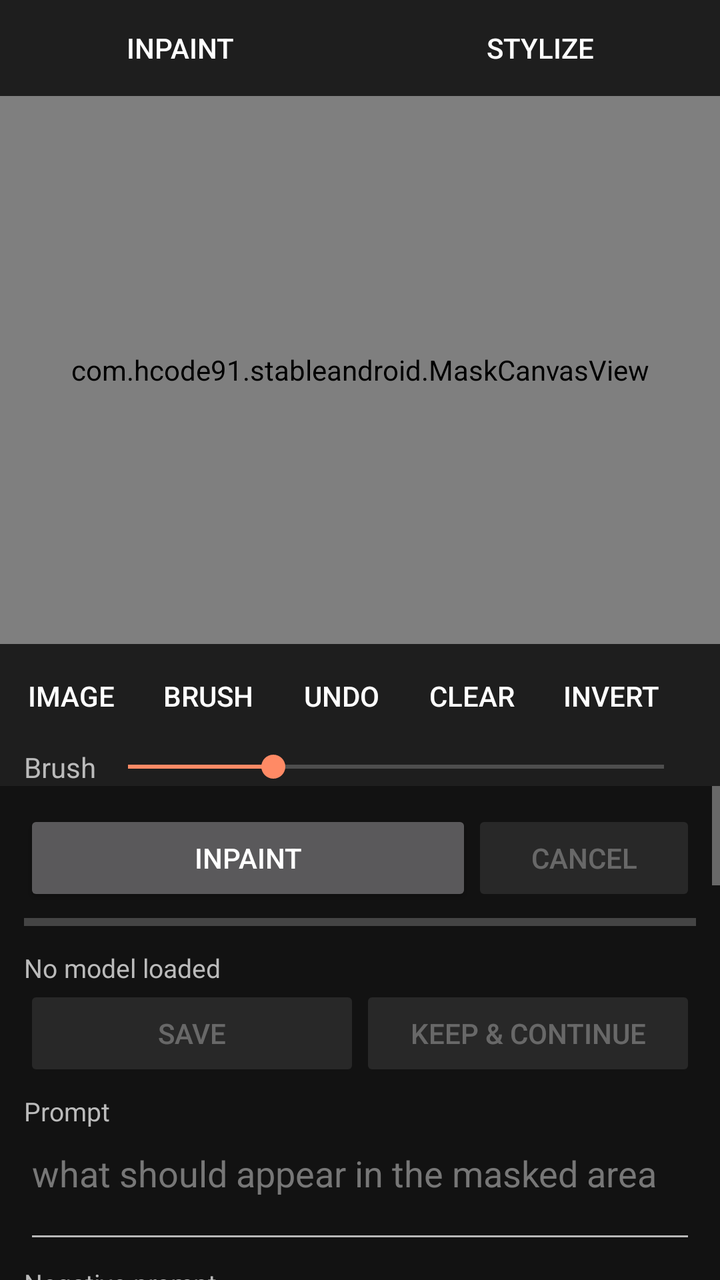
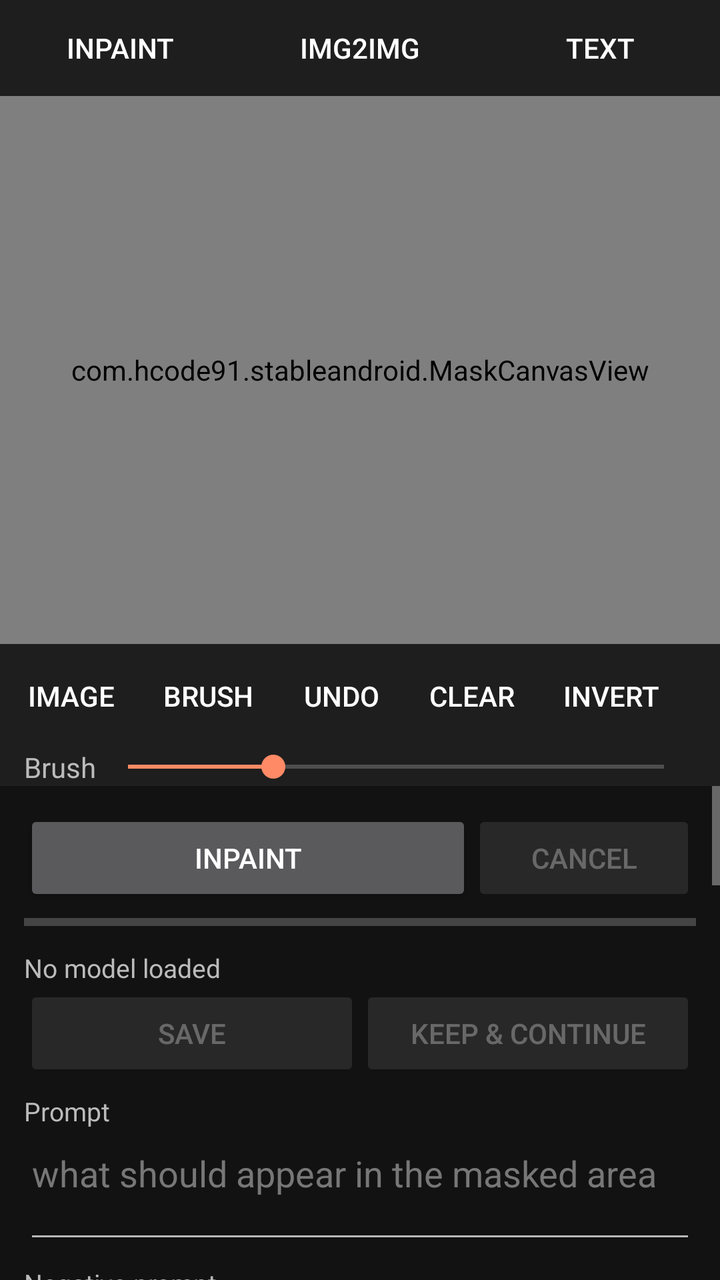

The first picture is an Android layout as it rendered before a commit; the second is the same layout after the commit. The layout source and the unified diff follow.
<!-- AndroidManifest.xml: application theme AppTheme -->
<!-- res/layout/activity_main.xml -->
<?xml version="1.0" encoding="utf-8"?>
<LinearLayout xmlns:android="http://schemas.android.com/apk/res/android"
    android:id="@+id/root"
    android:layout_width="match_parent"
    android:layout_height="match_parent"
    android:background="#121212"
    android:orientation="vertical">

    <LinearLayout
        android:layout_width="match_parent"
        android:layout_height="wrap_content"
        android:background="#1E1E1E"
        android:orientation="horizontal">

        <Button
            android:id="@+id/btnTabInpaint"
            style="@style/TabBtn"
            android:text="Inpaint" />

        <Button
            android:id="@+id/btnTabCreate"
            style="@style/TabBtn"
            android:text="Stylize" />
    </LinearLayout>

    <com.hcode91.stableandroid.MaskCanvasView
        android:id="@+id/canvas"
        android:layout_width="match_parent"
        android:layout_height="0dp"
        android:layout_weight="1"
        android:background="#000000" />

    
    <HorizontalScrollView
        android:id="@+id/rowTools"
        android:layout_width="match_parent"
        android:layout_height="wrap_content"
        android:background="#1E1E1E"
        android:scrollbars="none">

        <LinearLayout
            android:layout_width="wrap_content"
            android:layout_height="wrap_content"
            android:gravity="center_vertical"
            android:orientation="horizontal"
            android:padding="2dp">

            <Button android:id="@+id/btnImage" style="@style/ToolBtn" android:text="Image" />
            <Button android:id="@+id/btnBrush" style="@style/ToolBtn" android:text="Brush" />
            <Button android:id="@+id/btnUndo" style="@style/ToolBtn" android:text="Undo" />
            <Button android:id="@+id/btnClear" style="@style/ToolBtn" android:text="Clear" />
            <Button android:id="@+id/btnInvert" style="@style/ToolBtn" android:text="Invert" />
            <Button android:id="@+id/btnFit" style="@style/ToolBtn" android:text="Fit" />
            <Button android:id="@+id/btnToggle" style="@style/ToolBtn" android:text="Result" />
        </LinearLayout>
    </HorizontalScrollView>

    <LinearLayout
        android:id="@+id/rowBrush"
        android:layout_width="match_parent"
        android:layout_height="wrap_content"
        android:background="#1E1E1E"
        android:gravity="center_vertical"
        android:orientation="horizontal"
        android:paddingStart="12dp"
        android:paddingEnd="12dp">

        <TextView
            android:layout_width="wrap_content"
            android:layout_height="wrap_content"
            android:text="Brush"
            android:textColor="#BBBBBB" />

        <SeekBar
            android:id="@+id/seekBrush"
            android:layout_width="0dp"
            android:layout_height="wrap_content"
            android:layout_weight="1"
            android:max="200"
            android:min="8"
            android:progress="60" />
    </LinearLayout>

    <ScrollView
        android:id="@+id/settingsScroll"
        android:layout_width="match_parent"
        android:layout_height="0dp"
        android:layout_weight="0.9"
        android:fillViewport="true">

        <LinearLayout
            android:layout_width="match_parent"
            android:layout_height="wrap_content"
            android:orientation="vertical"
            android:padding="12dp">

            
            <LinearLayout
                android:layout_width="match_parent"
                android:layout_height="wrap_content"
                android:orientation="horizontal">

                <Button
                    android:id="@+id/btnGenerate"
                    android:layout_width="0dp"
                    android:layout_height="wrap_content"
                    android:layout_weight="2"
                    android:text="Inpaint" />

                <Button
                    android:id="@+id/btnCancel"
                    android:layout_width="0dp"
                    android:layout_height="wrap_content"
                    android:layout_weight="1"
                    android:enabled="false"
                    android:text="Cancel" />
            </LinearLayout>

            <ProgressBar
                android:id="@+id/progress"
                style="@android:style/Widget.Material.ProgressBar.Horizontal"
                android:layout_width="match_parent"
                android:layout_height="wrap_content"
                android:max="100" />

            <TextView
                android:id="@+id/txtStatus"
                style="@style/Label"
                android:text="No model loaded" />

            <LinearLayout
                android:id="@+id/rowResults"
                android:layout_width="match_parent"
                android:layout_height="wrap_content"
                android:gravity="center_vertical"
                android:orientation="horizontal"
                android:visibility="gone">

                <Button
                    android:id="@+id/btnPrev"
                    android:layout_width="wrap_content"
                    android:layout_height="wrap_content"
                    android:text="◀" />

                <TextView
                    android:id="@+id/txtResult"
                    android:layout_width="0dp"
                    android:layout_height="wrap_content"
                    android:layout_weight="1"
                    android:gravity="center"
                    android:textColor="#FFFFFF"
                    android:textSize="15sp" />

                <Button
                    android:id="@+id/btnNext"
                    android:layout_width="wrap_content"
                    android:layout_height="wrap_content"
                    android:text="▶" />
            </LinearLayout>

            <LinearLayout
                android:layout_width="match_parent"
                android:layout_height="wrap_content"
                android:orientation="horizontal">

                <Button
                    android:id="@+id/btnSave"
                    android:layout_width="0dp"
                    android:layout_height="wrap_content"
                    android:layout_weight="1"
                    android:enabled="false"
                    android:text="Save" />

                <Button
                    android:id="@+id/btnUseResult"
                    android:layout_width="0dp"
                    android:layout_height="wrap_content"
                    android:layout_weight="1"
                    android:enabled="false"
                    android:text="Keep &amp; continue" />
            </LinearLayout>

            
            <TextView style="@style/Label" android:text="Prompt" />
            <EditText
                android:id="@+id/editPrompt"
                style="@style/Field"
                android:gravity="top"
                android:hint="what should appear in the masked area"
                android:inputType="textMultiLine|textCapSentences"
                android:minLines="2" />

            <TextView style="@style/Label" android:text="Negative prompt" />
            <EditText
                android:id="@+id/editNegative"
                style="@style/Field"
                android:gravity="top"
                android:inputType="textMultiLine"
                android:minLines="1" />

            
            <LinearLayout
                android:id="@+id/rowCreate"
                android:layout_width="match_parent"
                android:layout_height="wrap_content"
                android:gravity="bottom"
                android:orientation="horizontal"
                android:visibility="gone">

                <LinearLayout style="@style/Cell" android:layout_weight="2">
                    <TextView style="@style/Label" android:text="Style" />
                    <Spinner android:id="@+id/spinStyle" style="@style/Spin" />
                </LinearLayout>

                <Button
                    android:id="@+id/btnStylePhoto"
                    android:layout_width="wrap_content"
                    android:layout_height="wrap_content"
                    android:text="Photo" />
            </LinearLayout>

            
            <LinearLayout
                android:layout_width="match_parent"
                android:layout_height="wrap_content"
                android:orientation="horizontal">

                <LinearLayout style="@style/Cell">
                    <TextView style="@style/Label" android:text="Steps" />
                    <EditText android:id="@+id/editSteps" style="@style/Field" android:inputType="number" android:text="20" />
                </LinearLayout>

                <LinearLayout style="@style/Cell">
                    <TextView style="@style/Label" android:text="CFG" />
                    <EditText android:id="@+id/editCfg" style="@style/Field" android:inputType="numberDecimal" android:text="7" />
                </LinearLayout>

                <LinearLayout android:id="@+id/cellStrength" style="@style/Cell">
                    <TextView style="@style/Label" android:text="Denoise" />
                    <EditText android:id="@+id/editStrength" style="@style/Field" android:inputType="numberDecimal" android:text="1.0" />
                </LinearLayout>
            </LinearLayout>

            <LinearLayout
                android:layout_width="match_parent"
                android:layout_height="wrap_content"
                android:gravity="bottom"
                android:orientation="horizontal">

                <LinearLayout style="@style/Cell" android:layout_weight="2">
                    <TextView style="@style/Label" android:text="Seed (-1 = random)" />
                    <EditText android:id="@+id/editSeed" style="@style/Field" android:inputType="numberSigned" android:text="-1" />
                </LinearLayout>

                <LinearLayout style="@style/Cell">
                    <TextView style="@style/Label" android:text="Images" />
                    <EditText android:id="@+id/editImages" style="@style/Field" android:inputType="number" android:text="3" />
                </LinearLayout>

                <Button
                    android:id="@+id/btnLastSeed"
                    android:layout_width="wrap_content"
                    android:layout_height="wrap_content"
                    android:text="Reuse last" />
            </LinearLayout>

            <LinearLayout
                android:layout_width="match_parent"
                android:layout_height="wrap_content"
                android:orientation="horizontal">

                <LinearLayout style="@style/Cell">
                    <TextView style="@style/Label" android:text="Sampler" />
                    <Spinner android:id="@+id/spinSampler" style="@style/Spin" />
                </LinearLayout>

                <LinearLayout style="@style/Cell">
                    <TextView style="@style/Label" android:text="Scheduler" />
                    <Spinner android:id="@+id/spinScheduler" style="@style/Spin" />
                </LinearLayout>
            </LinearLayout>

            <LinearLayout
                android:id="@+id/rowInpaintSize"
                android:layout_width="match_parent"
                android:layout_height="wrap_content"
                android:orientation="horizontal">

                <LinearLayout style="@style/Cell">
                    <TextView style="@style/Label" android:text="Working size" />
                    <Spinner android:id="@+id/spinSize" style="@style/Spin" />
                </LinearLayout>

                <LinearLayout android:id="@+id/cellArea" style="@style/Cell">
                    <TextView style="@style/Label" android:text="Inpaint area" />
                    <Spinner android:id="@+id/spinArea" style="@style/Spin" />
                </LinearLayout>
            </LinearLayout>

            <CheckBox
                android:id="@+id/chkBlend"
                android:layout_width="wrap_content"
                android:layout_height="wrap_content"
                android:checked="true"
                android:text="Only change the masked area (blend edges)"
                android:textColor="#DDDDDD" />

            
            <TextView style="@style/Header" android:text="Model" />

            <TextView
                android:id="@+id/txtModel"
                style="@style/Label"
                android:text="No .safetensors chosen" />

            <LinearLayout
                android:layout_width="match_parent"
                android:layout_height="wrap_content"
                android:orientation="horizontal">

                <Button
                    android:id="@+id/btnChooseModel"
                    android:layout_width="0dp"
                    android:layout_height="wrap_content"
                    android:layout_weight="1"
                    android:text="Choose model" />

                <Button
                    android:id="@+id/btnLoadModel"
                    android:layout_width="0dp"
                    android:layout_height="wrap_content"
                    android:layout_weight="1"
                    android:text="Load" />
            </LinearLayout>

            <TextView
                android:id="@+id/txtLora"
                style="@style/Label"
                android:text="LoRA: none" />

            <LinearLayout
                android:layout_width="match_parent"
                android:layout_height="wrap_content"
                android:gravity="bottom"
                android:orientation="horizontal">

                <Button
                    android:id="@+id/btnChooseLora"
                    android:layout_width="0dp"
                    android:layout_height="wrap_content"
                    android:layout_weight="1"
                    android:text="Choose LoRA" />

                <Button
                    android:id="@+id/btnClearLora"
                    android:layout_width="wrap_content"
                    android:layout_height="wrap_content"
                    android:text="Remove" />

                <LinearLayout style="@style/Cell">
                    <TextView style="@style/Label" android:text="Strength" />
                    <EditText android:id="@+id/editLoraStrength" style="@style/Field" android:inputType="numberDecimal" android:text="1.0" />
                </LinearLayout>
            </LinearLayout>

            <TextView style="@style/Label" android:text="Run on" />
            <Spinner android:id="@+id/spinCompute" style="@style/Spin" />

            <TextView
                android:id="@+id/txtDriver"
                style="@style/Label"
                android:text="GPU driver: system" />

            <LinearLayout
                android:layout_width="match_parent"
                android:layout_height="wrap_content"
                android:orientation="horizontal">

                <Button
                    android:id="@+id/btnInstallDriver"
                    android:layout_width="0dp"
                    android:layout_height="wrap_content"
                    android:layout_weight="1"
                    android:text="Install Turnip (.zip)" />

                <Button
                    android:id="@+id/btnRemoveDriver"
                    android:layout_width="0dp"
                    android:layout_height="wrap_content"
                    android:layout_weight="1"
                    android:text="Use system driver" />
            </LinearLayout>

            <CheckBox
                android:id="@+id/chkGpuF32"
                android:layout_width="wrap_content"
                android:layout_height="wrap_content"
                android:checked="false"
                android:text="GPU full precision (slower; try if images come out grey or black; applies after restart)"
                android:textColor="#DDDDDD" />

            <CheckBox
                android:id="@+id/chkGpuSafe"
                android:layout_width="wrap_content"
                android:layout_height="wrap_content"
                android:checked="true"
                android:text="GPU safe mode (avoids shaders some drivers can't build; applies after restart)"
                android:textColor="#DDDDDD" />

            <LinearLayout
                android:layout_width="match_parent"
                android:layout_height="wrap_content"
                android:orientation="horizontal">

                <LinearLayout style="@style/Cell" android:layout_weight="2">
                    <TextView style="@style/Label" android:text="Weights in memory" />
                    <Spinner android:id="@+id/spinWeights" style="@style/Spin" />
                </LinearLayout>

                <LinearLayout style="@style/Cell">
                    <TextView style="@style/Label" android:text="Threads" />
                    <EditText android:id="@+id/editThreads" style="@style/Field" android:inputType="number" />
                </LinearLayout>
            </LinearLayout>

            <LinearLayout
                android:layout_width="match_parent"
                android:layout_height="wrap_content"
                android:orientation="horizontal">

                <LinearLayout style="@style/Cell">
                    <TextView style="@style/Label" android:text="CLIP skip" />
                    <EditText android:id="@+id/editClipSkip" style="@style/Field" android:inputType="numberSigned" android:text="-1" />
                </LinearLayout>

                <LinearLayout style="@style/Cell" android:layout_weight="2">
                    <CheckBox
                        android:id="@+id/chkFlash"
                        android:layout_width="wrap_content"
                        android:layout_height="wrap_content"
                        android:checked="true"
                        android:text="Flash attention"
                        android:textColor="#DDDDDD" />

                    <CheckBox
                        android:id="@+id/chkFastVae"
                        android:layout_width="wrap_content"
                        android:layout_height="wrap_content"
                        android:checked="true"
                        android:text="Fast VAE (TAESD)"
                        android:textColor="#DDDDDD" />

                    <CheckBox
                        android:id="@+id/chkTiling"
                        android:layout_width="wrap_content"
                        android:layout_height="wrap_content"
                        android:checked="true"
                        android:text="Tiled VAE (less RAM)"
                        android:textColor="#DDDDDD" />

                    <CheckBox
                        android:id="@+id/chkMmap"
                        android:layout_width="wrap_content"
                        android:layout_height="wrap_content"
                        android:checked="false"
                        android:text="Memory-map file"
                        android:textColor="#DDDDDD" />
                </LinearLayout>
            </LinearLayout>

            
            <LinearLayout
                android:layout_width="match_parent"
                android:layout_height="wrap_content"
                android:gravity="center_vertical"
                android:orientation="horizontal">

                <TextView style="@style/Header" android:layout_width="0dp" android:layout_weight="1" android:text="Log" />

                <Button
                    android:id="@+id/btnCopyLog"
                    android:layout_width="wrap_content"
                    android:layout_height="wrap_content"
                    android:text="Copy log" />
            </LinearLayout>

            <TextView
                android:id="@+id/txtLog"
                android:layout_width="match_parent"
                android:layout_height="wrap_content"
                android:background="#0A0A0A"
                android:fontFamily="monospace"
                android:padding="6dp"
                android:textColor="#9E9E9E"
                android:textIsSelectable="true"
                android:textSize="10sp" />
        </LinearLayout>
    </ScrollView>
</LinearLayout>
<!-- resources referenced by this layout -->
<resources>
  <style name="Cell">
          <item name="android:layout_width">0dp</item>
          <item name="android:layout_height">wrap_content</item>
          <item name="android:layout_weight">1</item>
          <item name="android:orientation">vertical</item>
          <item name="android:paddingEnd">8dp</item>
      </style>
  <style name="Field">
          <item name="android:layout_width">match_parent</item>
          <item name="android:layout_height">wrap_content</item>
          <item name="android:textColor">#FFFFFF</item>
          <item name="android:textColorHint">#777777</item>
      </style>
  <style name="Header">
          <item name="android:layout_width">wrap_content</item>
          <item name="android:layout_height">wrap_content</item>
          <item name="android:textColor">#FF8A65</item>
          <item name="android:textSize">16sp</item>
          <item name="android:textStyle">bold</item>
          <item name="android:layout_marginTop">16dp</item>
      </style>
  <style name="Label">
          <item name="android:layout_width">wrap_content</item>
          <item name="android:layout_height">wrap_content</item>
          <item name="android:textColor">#BBBBBB</item>
          <item name="android:textSize">13sp</item>
          <item name="android:layout_marginTop">6dp</item>
      </style>
  <style name="Spin">
          <item name="android:layout_width">match_parent</item>
          <item name="android:layout_height">wrap_content</item>
      </style>
  <style name="TabBtn" parent="@android:style/Widget.Material.Button.Borderless">
          <item name="android:layout_width">0dp</item>
          <item name="android:layout_height">wrap_content</item>
          <item name="android:layout_weight">1</item>
          <item name="android:textColor">#FFFFFF</item>
      </style>
  <style name="ToolBtn" parent="@android:style/Widget.Material.Button.Borderless">
          <item name="android:layout_width">wrap_content</item>
          <item name="android:layout_height">wrap_content</item>
          <item name="android:minWidth">64dp</item>
          <item name="android:textColor">#FFFFFF</item>
      </style>
  <style name="AppTheme" parent="@android:style/Theme.Material.NoActionBar">
          <item name="android:colorAccent">#FF8A65</item>
          <item name="android:colorPrimary">#202124</item>
          <item name="android:windowBackground">#121212</item>
      </style>
</resources>

<!-- the commit's change to res/layout/activity_main.xml (unified diff, before → after) -->
@@ -20,7 +20,12 @@
         <Button
             android:id="@+id/btnTabCreate"
             style="@style/TabBtn"
-            android:text="Stylize" />
+            android:text="Img2Img" />
+
+        <Button
+            android:id="@+id/btnTabText"
+            style="@style/TabBtn"
+            android:text="Text" />
     </LinearLayout>
 
     <com.hcode91.stableandroid.MaskCanvasView
@@ -212,6 +217,14 @@
                     <Spinner android:id="@+id/spinStyle" style="@style/Spin" />
                 </LinearLayout>
 
+                <LinearLayout
+                    android:id="@+id/cellTxtSize"
+                    style="@style/Cell"
+                    android:visibility="gone">
+                    <TextView style="@style/Label" android:text="Size" />
+                    <Spinner android:id="@+id/spinTxtSize" style="@style/Spin" />
+                </LinearLayout>
+
                 <Button
                     android:id="@+id/btnStylePhoto"
                     android:layout_width="wrap_content"
@@ -286,7 +299,7 @@
                 android:layout_height="wrap_content"
                 android:orientation="horizontal">
 
-                <LinearLayout style="@style/Cell">
+                <LinearLayout android:id="@+id/cellWorkSize" style="@style/Cell">
                     <TextView style="@style/Label" android:text="Working size" />
                     <Spinner android:id="@+id/spinSize" style="@style/Spin" />
                 </LinearLayout>
